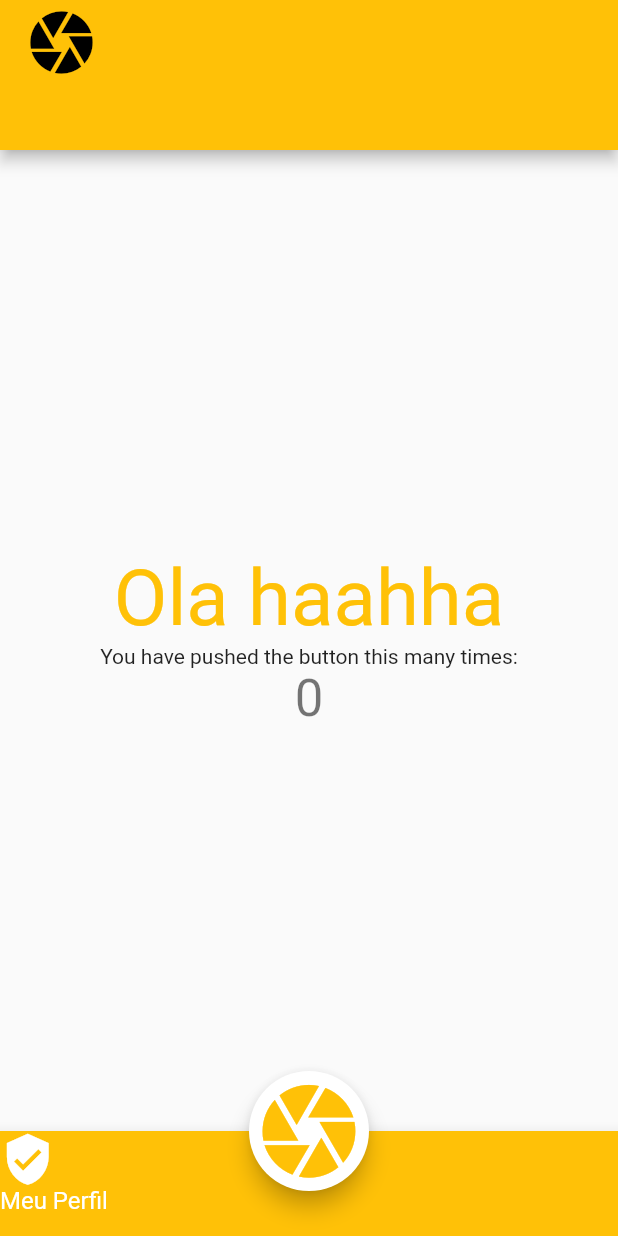
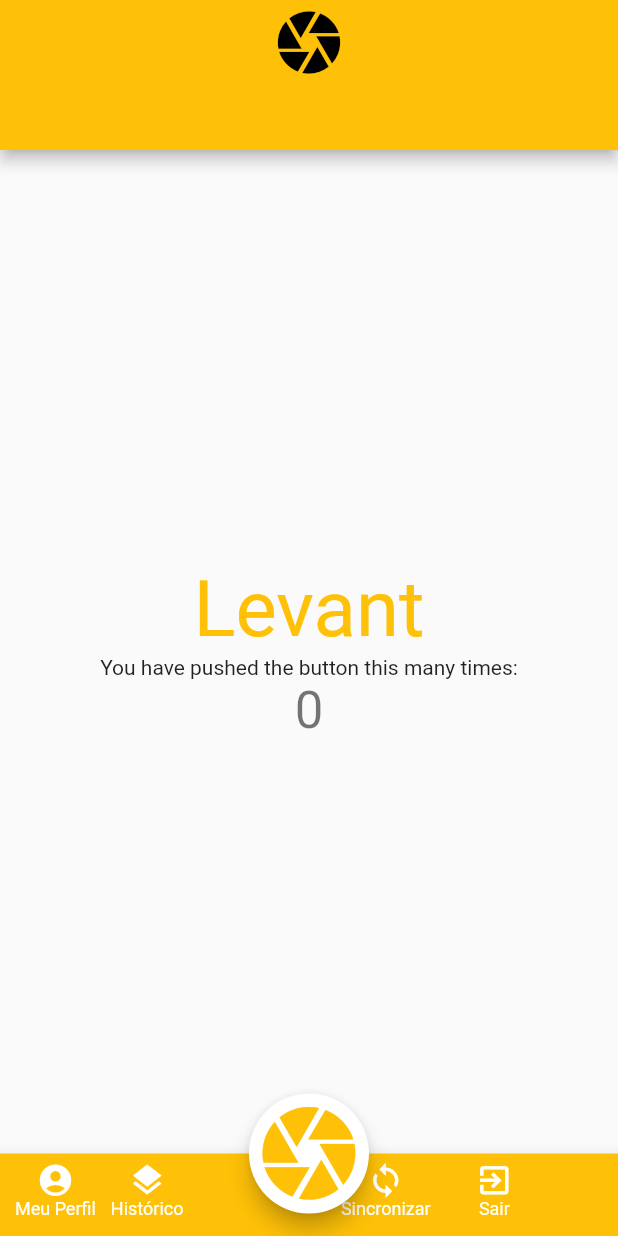
Before and after one commit to rd7rodrigo/flutter-estudo, a Flutter app: the screen it shows after launch, on a phone screen of 412 x 824 dp. Run offline on Flutter 3.47's test engine with Material 2 defaults, Android fonts, the phone set to English and light mode, and no system bars.

```diff
--- a/lib/main.dart
+++ b/lib/main.dart
@@ -1,4 +1,5 @@
 import 'package:flutter/material.dart';
+import 'package:flutter/rendering.dart';
 import 'package:flutter/widgets.dart';
 
 void main() => runApp(MyApp());
@@ -56,15 +57,18 @@ class _MyHomePageState extends State<MyHomePage> {
     return Scaffold(
       appBar: PreferredSize(
         child: AppBar(
-          title: Column(
+          title: Row(
+            mainAxisAlignment: MainAxisAlignment.center,
+            children: <Widget>[
+              Column(
                 children: <Widget>[
                   Icon(
                     Icons.camera,
                     size: 50.0,
                   )
                 ],
-            // mainAxisAlignment: MainAxisAlignment.end,
-            crossAxisAlignment: CrossAxisAlignment.end
+              )
+            ],
           )
           ,
           actionsIconTheme: IconThemeData(color: Colors.amber),
@@ -107,7 +111,7 @@ class _MyHomePageState extends State<MyHomePage> {
           mainAxisAlignment: MainAxisAlignment.center,
           children: <Widget>[
             Text(
-              'Ola haahha',
+              'Levant',
               style: TextStyle(color: Colors.amber, fontSize: 52)
             ),
             Text(
@@ -145,20 +149,84 @@ class _MyHomePageState extends State<MyHomePage> {
       )
       ,bottomNavigationBar: BottomAppBar(
         color: Colors.amber,
-        child: Container(
-          height: 70.0,
+        child: Row(
+          mainAxisAlignment: MainAxisAlignment.start,
+          children: <Widget>[
+            Container(
+              margin: const EdgeInsets.only(left: 10.0, top: 5.0),
+              height: 50.0,
               child: Column(
-            crossAxisAlignment: CrossAxisAlignment.start,
+                children: <Widget>[
+                  Column(
                     children: <Widget>[
                       Icon(
-                Icons.verified_user,
-                size: 37,
+                        Icons.account_circle,
+                        size: 25,
                         color: Colors.white,
                       ),
-              Text('Meu Perfil', style: TextStyle(color: Colors.white, fontSize: 16)),
+                      Text('Meu Perfil', style: TextStyle(color: Colors.white, fontSize: 12)),
+                    ],
+                  ),
+                ],
+              ),
+            ),
+            Container(
+              margin: const EdgeInsets.only(left: 10.0, top: 5.0),
+              height: 50.0,
+              child: Column(
+                children: <Widget>[
+                  Column(
+                    children: <Widget>[
+                      Icon(
+                        Icons.layers,
+                        size: 25,
+                        color: Colors.white,
+                      ),
+                      Text('Histórico', style: TextStyle(color: Colors.white, fontSize: 12)),
+                    ],
+                  )
+                ],
+              ),
+            ),
+            Container(
+              margin: const EdgeInsets.only(left: 105.0, top: 5.0),
+              height: 50.0,
+              child: Column(
+                children: <Widget>[
+                  Column(
+                    children: <Widget>[
+                      Icon(
+                        Icons.sync,
+                        size: 25,
+                        color: Colors.white,
+                      ),
+                      Text('Sincronizar', style: TextStyle(color: Colors.white, fontSize: 12)),
+                    ],
+                  )
+                ],
+              ),
+            ),
+            Container(
+              margin: const EdgeInsets.only(left: 30.0, top: 5.0),
+              height: 50.0,
+              child: Column(
+                children: <Widget>[
+                  Column(
+                    children: <Widget>[
+                      Icon(
+                        Icons.exit_to_app ,
+                        size: 25,
+                        color: Colors.white,
+                      ),
+                      Text('Sair', style: TextStyle(color: Colors.white, fontSize: 12)),
+                    ],
+                  )
                 ],
               ),
             )
+          ],
+        ),
+
       ),
       floatingActionButtonLocation: FloatingActionButtonLocation.centerDocked,
     );
```
Lines whose indentation alone changed are shown as unchanged.
